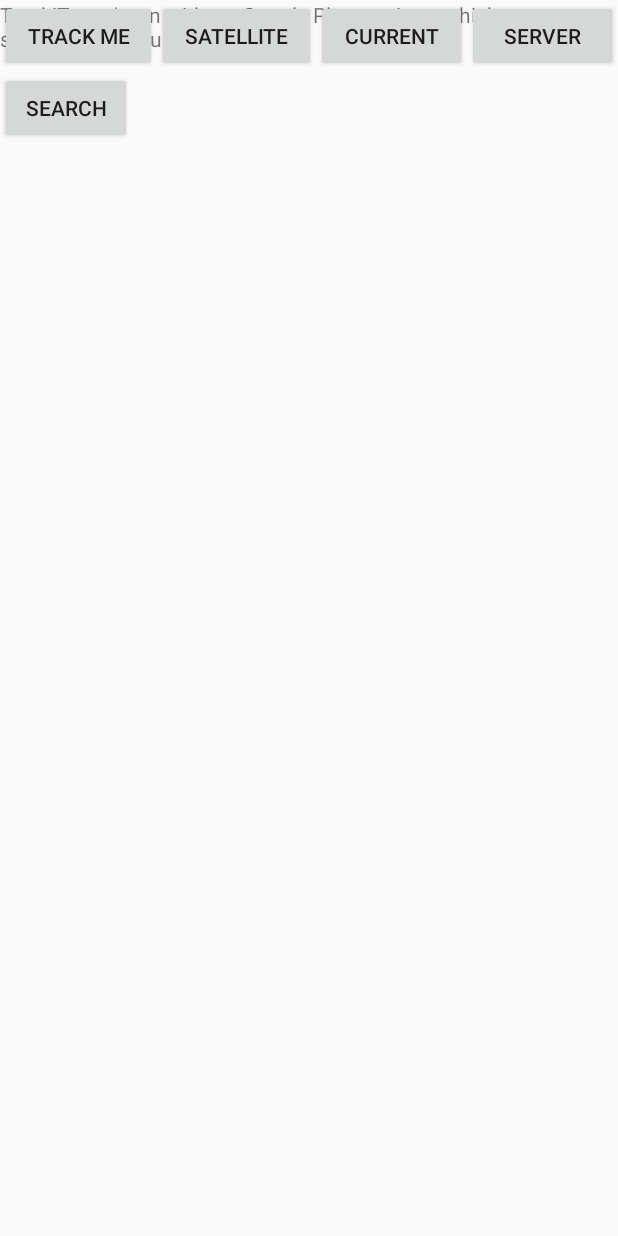
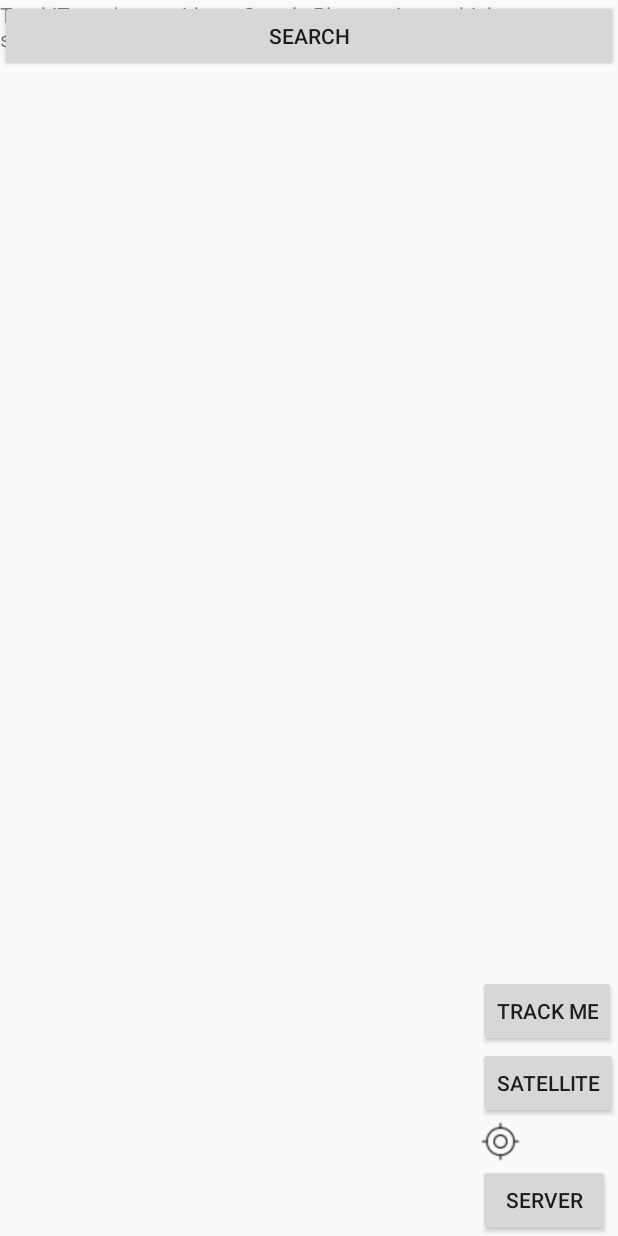
Before and after one commit to subbdev/TrackiT, an Android app: the MapsActivity screen opened directly, with no data from a screen before it, after a tap on "TRACK ME", on a phone screen of 412 x 824 dp. Run offline under Robolectric (Android 15) with nearby library versions, the phone set to English and light mode, and no system bars; 1 statement that could not run was skipped; 1 other tap on this screen came first.

Commit message:
1. UI Changes

```diff
--- /dev/null
+++ b/app/src/main/res/anim/slide_in.xml
@@ -0,0 +1,12 @@
+<?xml version="1.0" encoding="utf-8"?>
+<!--<translate
+    xmlns:android="http://schemas.android.com/apk/res/android"
+    android:fromYDelta="100%p"
+    android:toYDelta="0%p"
+    android:duration="1000" />-->
+
+<translate
+xmlns:android="http://schemas.android.com/apk/res/android"
+android:fromXDelta="-100%p"
+android:toXDelta="0%p"
+android:duration="700" />
--- /dev/null
+++ b/app/src/main/res/anim/slide_out.xml
@@ -0,0 +1,12 @@
+<?xml version="1.0" encoding="utf-8"?>
+<!--<translate
+    xmlns:android="http://schemas.android.com/apk/res/android"
+    android:fromYDelta="100%p"
+    android:toYDelta="0%p"
+    android:duration="1000" />-->
+
+<translate
+xmlns:android="http://schemas.android.com/apk/res/android"
+android:fromXDelta="0%p"
+android:toXDelta="100%p"
+android:duration="700" />
--- a/app/src/main/res/layout/activity_maps.xml
+++ b/app/src/main/res/layout/activity_maps.xml
@@ -13,41 +13,50 @@
         android:layout_height="match_parent"
         tools:context="com.subbu.trackit.MapsActivity" />
 
-    <LinearLayout
+    <RelativeLayout
         android:layout_width="match_parent"
-        android:layout_height="wrap_content"
+        android:layout_height="match_parent"
         android:orientation="vertical">
     <LinearLayout
         android:layout_width="match_parent"
         android:layout_height="wrap_content"
         android:id="@+id/layout_search"
-        android:orientation="vertical">
+        android:orientation="vertical"
+        android:background="#76383838"
+        android:visibility="gone">
 
         <EditText
             android:layout_width="match_parent"
             android:layout_height="wrap_content"
             android:hint="@string/name"
-            android:id="@+id/edit_text_name" />
+            android:id="@+id/edit_text_name"
+            android:maxLines="1"
+            android:singleLine="true" />
 
         <EditText
             android:layout_width="match_parent"
             android:layout_height="wrap_content"
             android:hint="@string/city"
-            android:id="@+id/edit_text_city" />
+            android:id="@+id/edit_text_city"
+            android:maxLines="1"
+            android:singleLine="true" />
 
         <EditText
             android:layout_width="match_parent"
             android:layout_height="wrap_content"
             android:hint="@string/state"
-            android:id="@+id/edit_text_state" />
+            android:id="@+id/edit_text_state"
+            android:maxLines="1"
+            android:singleLine="true" />
 
         <EditText
             android:layout_width="match_parent"
             android:layout_height="wrap_content"
             android:hint="@string/zip"
-            android:inputType="number"
             android:ems="10"
-            android:id="@+id/edit_text_zip" />
+            android:id="@+id/edit_text_zip"
+            android:maxLines="1"
+            android:singleLine="true" />
         <LinearLayout
             android:layout_width="match_parent"
             android:layout_height="wrap_content">
@@ -77,8 +86,12 @@
     </LinearLayout>
 
     <LinearLayout
-        android:layout_width="match_parent"
-        android:layout_height="wrap_content">
+        android:layout_width="wrap_content"
+        android:layout_height="wrap_content"
+        android:orientation="vertical"
+        android:layout_alignParentEnd="true"
+        android:layout_alignParentBottom="true"
+        android:id="@+id/layout_settings">
 
         <Button
             android:layout_width="wrap_content"
@@ -93,12 +106,11 @@
             android:id="@+id/button_satellite_map_view"
             android:layout_weight="1"
             android:text="@string/satellite" />
-        <Button
-            android:layout_width="wrap_content"
-            android:layout_height="wrap_content"
+        <ImageButton
+            android:layout_width="30dp"
+            android:layout_height="30dp"
             android:id="@+id/button_current_location"
-            android:layout_weight="1"
-            android:text="@string/current" />
+            android:background="@drawable/current_location"/>
 
         <Button
             android:layout_width="wrap_content"
@@ -109,12 +121,12 @@
 
     </LinearLayout>
     <Button
-        android:layout_width="wrap_content"
+        android:layout_width="match_parent"
         android:layout_height="wrap_content"
         android:id="@+id/button_search"
         android:layout_weight="1"
         android:text="@string/search" />
-    </LinearLayout>
+    </RelativeLayout>
 
 
 </FrameLayout>
```
Also changed, not shown: app/src/main/java/com/subbu/trackit/MapsActivity.java (+82 -11 lines), app/src/main/res/drawable/current_location.png, app/src/main/res/drawable/current_location_pin.png (added), app/src/main/res/drawable/selected_stop_pin.png (renamed from app/src/main/res/drawable/selected_stop.png), app/src/main/res/drawable/truck_stop_pin.png (renamed from app/src/main/res/drawable/truck_stop.png).
